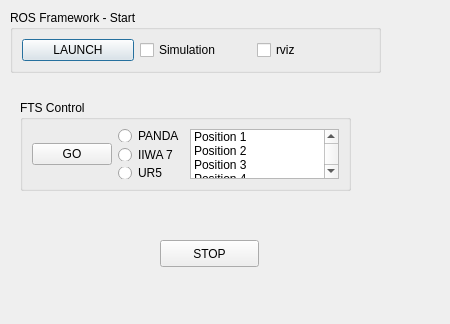
The window that pyQt_GUI/firstDraft.ui (LernFabrik/iwtros_framework) describes before a commit, drawn with Qt 5.
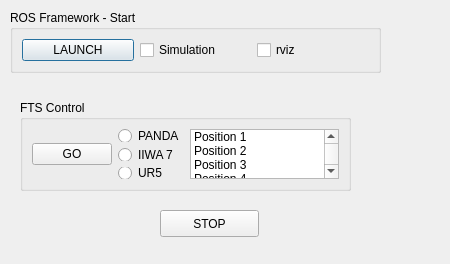
The same window after the commit.

What changed in the file:
```diff
--- a/pyQt_GUI/firstDraft.ui
+++ b/pyQt_GUI/firstDraft.ui
@@ -7,7 +7,7 @@
     <x>0</x>
     <y>0</y>
     <width>450</width>
-    <height>324</height>
+    <height>264</height>
    </rect>
   </property>
   <property name="windowTitle">
@@ -53,7 +53,7 @@
    <property name="geometry">
     <rect>
      <x>160</x>
-     <y>240</y>
+     <y>210</y>
      <width>99</width>
      <height>27</height>
     </rect>
```
